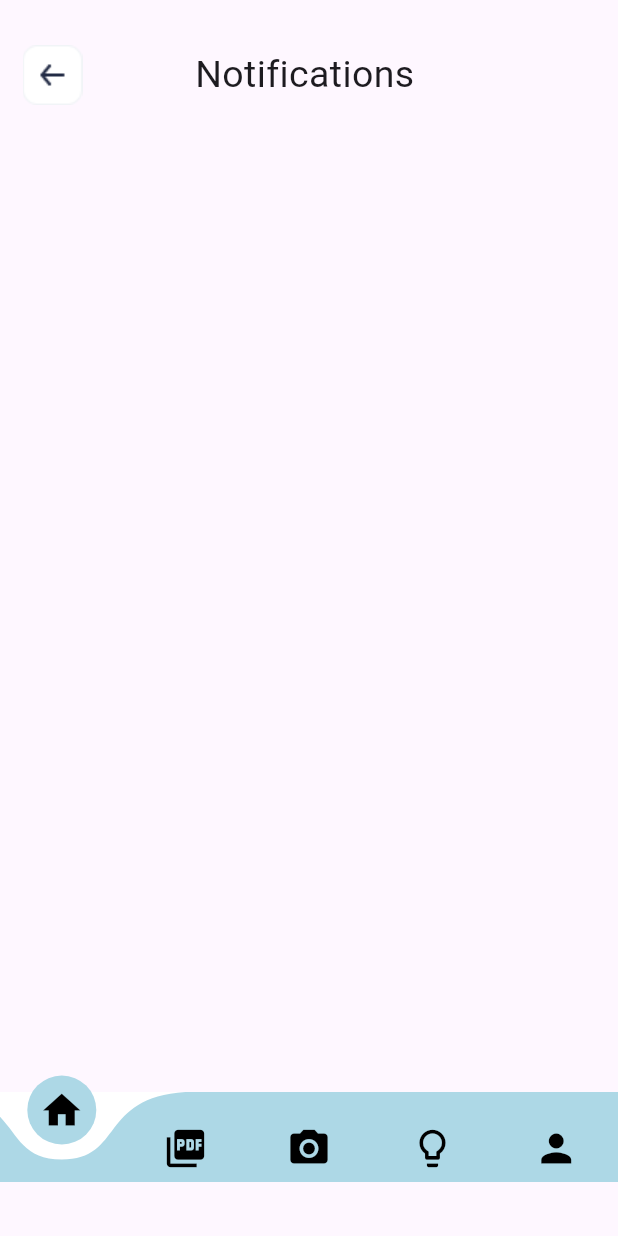
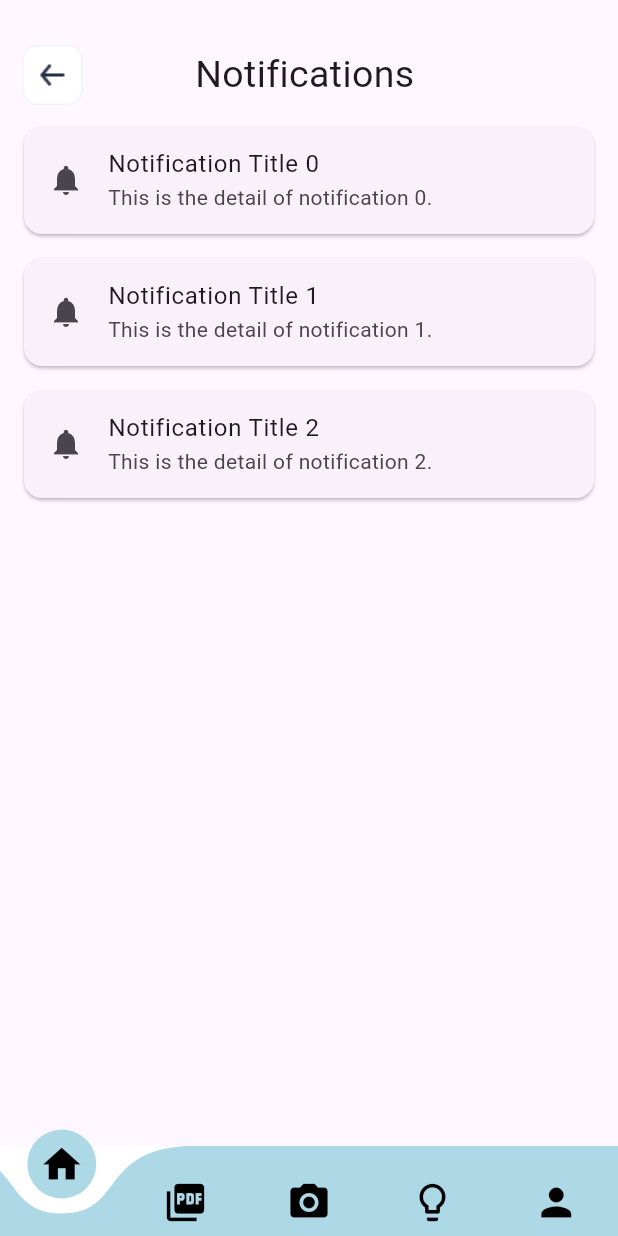
Before and after one commit to HeshanNavindu-7/MedAssist-frontend, a Flutter app: the Notifications screen opened directly, on a phone screen of 412 x 824 dp. Run offline on Flutter 3.47's test engine with Material 3 defaults, Android fonts, the phone set to English and light mode, and no system bars; drawn by our look-alikes of curved_navigation_bar; our stand-ins replace camera, file_picker; network calls fail; project files that could hold a hidden picture were left out.

Commit message:
Notifications

```diff
--- a/FrontEnd/lib/screens/notifications.dart
+++ b/FrontEnd/lib/screens/notifications.dart
@@ -16,7 +16,7 @@ class Notifications extends StatelessWidget {
             child: Row(
               mainAxisAlignment: MainAxisAlignment.center,
               children: [
-                //back bitton
+                //back button
                 GestureDetector(
                   onTap: () {
                     Navigator.pushReplacement(
@@ -34,7 +34,7 @@ class Notifications extends StatelessWidget {
                 const SizedBox(
                   width: 70,
                 ),
-                //market text
+                //notifications text
                 const Text(
                   'Notifications',
                   style: TextStyle(
@@ -46,13 +46,39 @@ class Notifications extends StatelessWidget {
             ),
           ),
 
-          //Navigation Bar
+          // Notification List
           Positioned(
-            top: 728,
+            top: 60,
+            left: 0,
+            right: 0,
+            bottom: 80, // Leave space for the navigation bar
+            child: ListView.builder(
+              padding: const EdgeInsets.all(16.0),
+              itemCount: 3, // Replace with the actual number of notifications
+              itemBuilder: (context, index) {
+                return Card(
+                  margin: const EdgeInsets.symmetric(vertical: 8.0),
+                  child: ListTile(
+                    leading: const Icon(Icons.notifications),
+                    title: Text('Notification Title $index'),
+                    subtitle:
+                        Text('This is the detail of notification $index.'),
+                    onTap: () {
+                      // Add your notification tap handling code here
+                    },
+                  ),
+                );
+              },
+            ),
+          ),
+
+          // Navigation Bar
+          Positioned(
+            bottom: 0,
             left: 0,
             right: 0,
             child: CustomBottomNavigationBar(),
-          )
+          ),
         ],
       ),
     );
```
Also changed, not shown: FrontEnd/lib/screens/cart.dart (+4 -7 lines).
